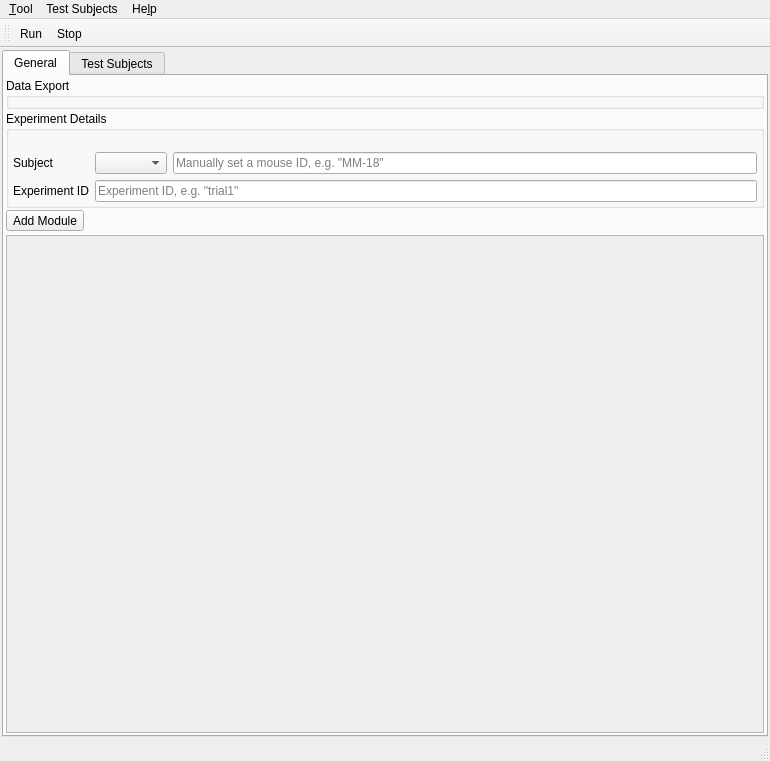
Qt form src/mainwindow.ui (syntalos/syntalos) before a commit.
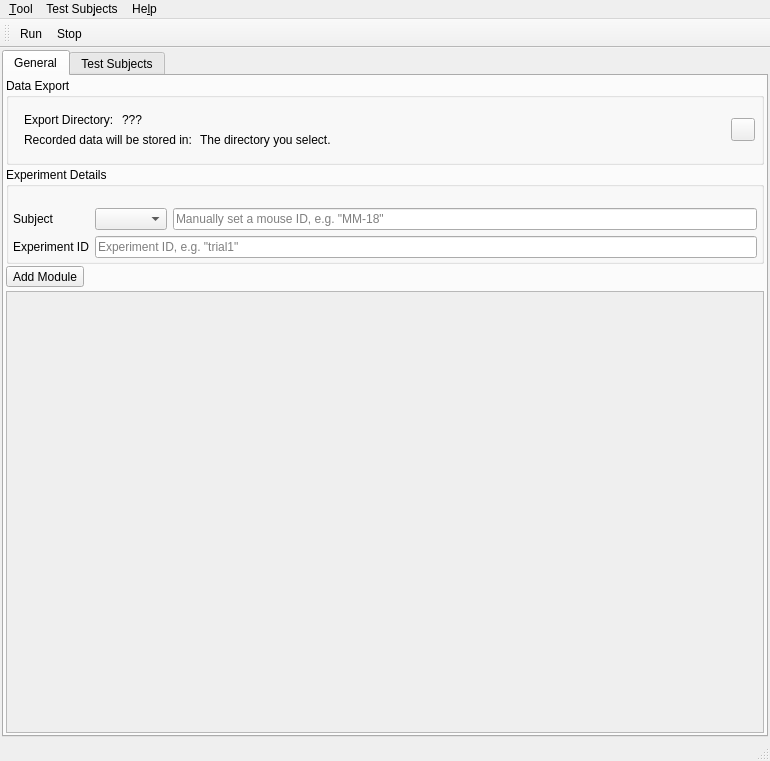
The same form after that commit. Icons and pictures are not drawn.

Commit message:
Abbreviate data export paths in UI
Future changes should likely allow them to change based on main window
geometry.

```diff
--- a/src/mainwindow.ui
+++ b/src/mainwindow.ui
@@ -76,7 +76,7 @@
           <property name="title">
            <string>Data Export</string>
           </property>
-          <layout class="QVBoxLayout" name="verticalLayout_5">
+          <layout class="QHBoxLayout" name="horizontalLayout">
            <property name="spacing">
             <number>4</number>
            </property>
@@ -93,15 +93,129 @@
             <number>4</number>
            </property>
            <item>
-            <layout class="QVBoxLayout" name="dataExportLayout">
-             <item>
-              <layout class="QHBoxLayout" name="dataExportDirLayout">
-               <property name="spacing">
-                <number>4</number>
-               </property>
-              </layout>
-             </item>
-            </layout>
+            <widget class="QWidget" name="widget_2" native="true">
+             <layout class="QVBoxLayout" name="verticalLayout">
+              <item>
+               <widget class="QWidget" name="dataExportDirInfoWidget" native="true">
+                <layout class="QHBoxLayout" name="dataExportLayout">
+                 <property name="spacing">
+                  <number>8</number>
+                 </property>
+                 <property name="leftMargin">
+                  <number>0</number>
+                 </property>
+                 <property name="topMargin">
+                  <number>0</number>
+                 </property>
+                 <property name="rightMargin">
+                  <number>0</number>
+                 </property>
+                 <property name="bottomMargin">
+                  <number>0</number>
+                 </property>
+                 <item>
+                  <widget class="QLabel" name="exportBaseDirInfoLabel">
+                   <property name="sizePolicy">
+                    <sizepolicy hsizetype="Maximum" vsizetype="Preferred">
+                     <horstretch>0</horstretch>
+                     <verstretch>0</verstretch>
+                    </sizepolicy>
+                   </property>
+                   <property name="text">
+                    <string>Export Directory:</string>
+                   </property>
+                  </widget>
+                 </item>
+                 <item>
+                  <widget class="QLabel" name="exportBaseDirLabel">
+                   <property name="text">
+                    <string>???</string>
+                   </property>
+                  </widget>
+                 </item>
+                </layout>
+               </widget>
+              </item>
+              <item>
+               <widget class="QWidget" name="dataExportBaseDirWidget" native="true">
+                <layout class="QHBoxLayout" name="horizontalLayout_3">
+                 <property name="spacing">
+                  <number>8</number>
+                 </property>
+                 <property name="leftMargin">
+                  <number>0</number>
+                 </property>
+                 <property name="topMargin">
+                  <number>0</number>
+                 </property>
+                 <property name="rightMargin">
+                  <number>0</number>
+                 </property>
+                 <property name="bottomMargin">
+                  <number>0</number>
+                 </property>
+                 <item>
+                  <widget class="QLabel" name="label_2">
+                   <property name="sizePolicy">
+                    <sizepolicy hsizetype="Maximum" vsizetype="Preferred">
+                     <horstretch>0</horstretch>
+                     <verstretch>0</verstretch>
+                    </sizepolicy>
+                   </property>
+                   <property name="lineWidth">
+                    <number>-3</number>
+                   </property>
+                   <property name="text">
+                    <string>Recorded data will be stored in:</string>
+                   </property>
+                  </widget>
+                 </item>
+                 <item>
+                  <widget class="QLabel" name="exportDirLabel">
+                   <property name="text">
+                    <string>The directory you select.</string>
+                   </property>
+                  </widget>
+                 </item>
+                </layout>
+               </widget>
+              </item>
+             </layout>
+            </widget>
+           </item>
+           <item>
+            <widget class="QWidget" name="widget_3" native="true">
+             <property name="sizePolicy">
+              <sizepolicy hsizetype="Maximum" vsizetype="Preferred">
+               <horstretch>0</horstretch>
+               <verstretch>0</verstretch>
+              </sizepolicy>
+             </property>
+             <layout class="QHBoxLayout" name="horizontalLayout_2">
+              <property name="leftMargin">
+               <number>0</number>
+              </property>
+              <property name="topMargin">
+               <number>0</number>
+              </property>
+              <property name="rightMargin">
+               <number>2</number>
+              </property>
+              <property name="bottomMargin">
+               <number>0</number>
+              </property>
+              <item>
+               <widget class="QToolButton" name="tbOpenDir">
+                <property name="text">
+                 <string/>
+                </property>
+                <property name="icon">
+                 <iconset theme="folder-open"/>
+                </property>
+               </widget>
+              </item>
+             </layout>
+            </widget>
            </item>
           </layout>
          </widget>
@@ -296,7 +410,7 @@
                 <x>0</x>
                 <y>0</y>
                 <width>750</width>
-                <height>418</height>
+                <height>368</height>
                </rect>
               </property>
               <layout class="QVBoxLayout" name="scrollAreaLayout">
```
The commit also changes 2 other files.
